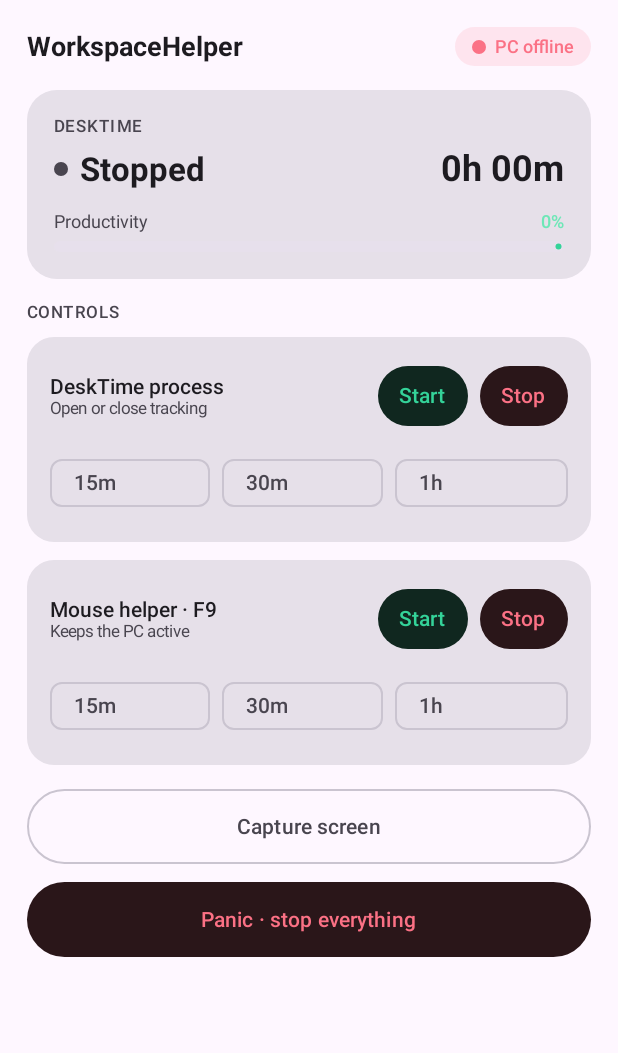
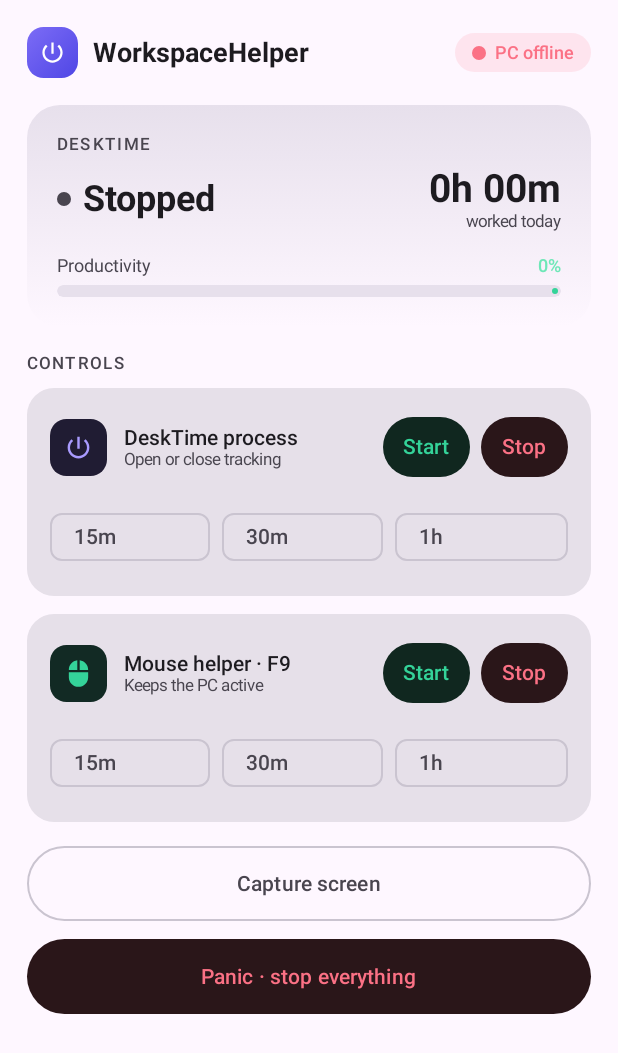
Before and after one commit to dioniciogarcia/tirsosiguemuerto, an Android app built with Jetpack Compose: the composable HomeScreen called with empty values, on a phone screen of 412 x 824 dp. Shown: the top 1053 px of the screen. Run offline under Robolectric (Android 15) with nearby library versions, the phone set to English and light mode, and no system bars.

Commit message:
Enhance native look: logo header, gradient hero cards, icon controls, last-seen, confirm-back toast
Co-Authored-By: Claude Opus 4.8 <noreply@anthropic.com>
Claude-Session: https://claude.ai/code/session_01VjuZHuEB7H1McAuaAt3Sh8

```diff
--- a/android-app/app/src/main/java/com/workspacehelper/app/MainActivity.kt
+++ b/android-app/app/src/main/java/com/workspacehelper/app/MainActivity.kt
@@ -23,10 +23,13 @@ import androidx.compose.runtime.*
 import androidx.compose.ui.Alignment
 import androidx.compose.ui.Modifier
 import androidx.compose.ui.draw.clip
+import androidx.compose.ui.graphics.Brush
 import androidx.compose.ui.graphics.Color
 import androidx.compose.ui.graphics.asImageBitmap
 import androidx.compose.ui.graphics.graphicsLayer
 import androidx.compose.ui.input.pointer.pointerInput
+import androidx.compose.ui.platform.LocalContext
+import androidx.compose.ui.graphics.vector.ImageVector
 import androidx.compose.ui.text.font.FontWeight
 import androidx.compose.ui.text.style.TextAlign
 import androidx.compose.ui.unit.dp
@@ -69,9 +72,15 @@ object Repo {
         } catch (e: Exception) { emptyList() }
     }
 
-    suspend fun send(type: String, args: String = "{}") = withContext(Dispatchers.IO) {
+    suspend fun send(type: String, args: String = "{}"): String? = withContext(Dispatchers.IO) {
         val body = """{"type":"$type","args":$args,"ts":${System.currentTimeMillis()}}"""
-        Net.post(fb("devices/${deviceId()}/commands"), body)
+        val r = Net.post(fb("devices/${deviceId()}/commands"), body) ?: return@withContext null
+        try { JSONObject(r).optString("name", null) } catch (e: Exception) { null }
+    }
+
+    suspend fun getAck(): JSONObject? = withContext(Dispatchers.IO) {
+        val r = Net.get(fb("devices/${deviceId()}/last_ack")) ?: return@withContext null
+        try { if (r == "null") null else JSONObject(r) } catch (e: Exception) { null }
     }
 }
 
@@ -108,11 +117,24 @@ fun AppRoot(dark: Boolean, onTheme: (Boolean) -> Unit) {
     var tab by remember { mutableStateOf(0) }
     var status by remember { mutableStateOf<JSONObject?>(null) }
     val scope = rememberCoroutineScope()
+    val ctx = LocalContext.current
 
     LaunchedEffect(Unit) {
         while (true) { status = Repo.getStatus(); delay(4000) }
     }
-    val cmd: (String, String) -> Unit = { type, args -> scope.launch { Repo.send(type, args) } }
+    fun toast(m: String) = android.widget.Toast.makeText(ctx, m, android.widget.Toast.LENGTH_SHORT).show()
+    val cmd: (String, String) -> Unit = { type, args ->
+        scope.launch {
+            toast("Sent")
+            val key = Repo.send(type, args)
+            if (key != null) {
+                repeat(6) {
+                    delay(1500)
+                    if (Repo.getAck()?.optString("key") == key) { toast("✓ Done"); return@launch }
+                }
+            }
+        }
+    }
 
     Scaffold(
         bottomBar = {
@@ -172,62 +194,75 @@ fun SetupScreen(onDone: () -> Unit) {
 // -------- Home --------
 @Composable
 fun HomeScreen(status: JSONObject?, cmd: (String, String) -> Unit) {
+    val ts = status?.optLong("ts") ?: 0L
     val online = status?.optBoolean("online") == true &&
-        (System.currentTimeMillis() / 1000.0 - (status?.optLong("ts") ?: 0) < 30)
+        (System.currentTimeMillis() / 1000.0 - ts < 30)
     val running = status?.optBoolean("desktime_running") == true
     val hours = status?.optJSONObject("hours")
     val total = hours?.optLong("desktimeTime") ?: 0
     val prod = hours?.optDouble("productivity") ?: 0.0
+    val muted = MaterialTheme.colorScheme.onSurfaceVariant
 
     Column(
         Modifier.fillMaxSize().verticalScroll(rememberScrollState()).padding(18.dp)
     ) {
         Row(Modifier.fillMaxWidth(), verticalAlignment = Alignment.CenterVertically) {
+            Box(
+                Modifier.size(34.dp).clip(RoundedCornerShape(11.dp))
+                    .background(Brush.linearGradient(listOf(Color(0xFF7C6CF6), Color(0xFF4F46E5)))),
+                contentAlignment = Alignment.Center
+            ) { Icon(Icons.Filled.PowerSettingsNew, null, tint = Color.White, modifier = Modifier.size(18.dp)) }
+            Spacer(Modifier.width(10.dp))
             Text("WorkspaceHelper", fontSize = 18.sp, fontWeight = FontWeight.Bold, modifier = Modifier.weight(1f))
             StatusChip(if (online) "PC online" else "PC offline", if (online) Green else Rose)
         }
-        Spacer(Modifier.height(16.dp))
+        Spacer(Modifier.height(18.dp))
 
-        // status card
-        Card(shape = RoundedCornerShape(20.dp)) {
-            Column(Modifier.padding(18.dp)) {
-                Text("DESKTIME", fontSize = 11.sp, letterSpacing = 1.sp,
-                    color = MaterialTheme.colorScheme.onSurfaceVariant, fontWeight = FontWeight.SemiBold)
+        // hero status card (gradient)
+        Column(
+            Modifier.fillMaxWidth().clip(RoundedCornerShape(22.dp))
+                .background(Brush.verticalGradient(listOf(
+                    MaterialTheme.colorScheme.surfaceVariant, MaterialTheme.colorScheme.surface)))
+                .padding(20.dp)
+        ) {
+            Text("DESKTIME", fontSize = 11.sp, letterSpacing = 1.5.sp, color = muted, fontWeight = FontWeight.SemiBold)
             Spacer(Modifier.height(8.dp))
             Row(verticalAlignment = Alignment.CenterVertically) {
-                    Dot(if (running) Green else MaterialTheme.colorScheme.onSurfaceVariant)
+                Dot(if (running) Green else muted)
                 Spacer(Modifier.width(8.dp))
-                    Text(if (running) "Running" else "Stopped", fontSize = 22.sp, fontWeight = FontWeight.Bold)
+                Text(if (running) "Running" else "Stopped", fontSize = 24.sp, fontWeight = FontWeight.Bold)
                 Spacer(Modifier.weight(1f))
-                    Text(hms(total), fontSize = 24.sp, fontWeight = FontWeight.Bold)
+                Column(horizontalAlignment = Alignment.End) {
+                    Text(hms(total), fontSize = 26.sp, fontWeight = FontWeight.Bold)
+                    Text("worked today", fontSize = 11.sp, color = muted)
                 }
-                Spacer(Modifier.height(14.dp))
+            }
+            Spacer(Modifier.height(16.dp))
             Row(Modifier.fillMaxWidth()) {
-                    Text("Productivity", fontSize = 12.sp, color = MaterialTheme.colorScheme.onSurfaceVariant,
-                        modifier = Modifier.weight(1f))
+                Text("Productivity", fontSize = 12.sp, color = muted, modifier = Modifier.weight(1f))
                 Text("${prod.toInt()}%", fontSize = 12.sp, color = GreenText, fontWeight = FontWeight.SemiBold)
             }
             Spacer(Modifier.height(6.dp))
             LinearProgressIndicator(
                 progress = { (prod / 100.0).toFloat().coerceIn(0f, 1f) },
-                    modifier = Modifier.fillMaxWidth().height(7.dp).clip(RoundedCornerShape(99.dp)),
+                modifier = Modifier.fillMaxWidth().height(8.dp).clip(RoundedCornerShape(99.dp)),
                 color = Green, trackColor = MaterialTheme.colorScheme.surfaceVariant
             )
         }
-        }
-        Spacer(Modifier.height(16.dp))
-        Text("CONTROLS", fontSize = 11.sp, letterSpacing = 1.sp,
-            color = MaterialTheme.colorScheme.onSurfaceVariant, fontWeight = FontWeight.SemiBold)
+        Spacer(Modifier.height(18.dp))
+        Text("CONTROLS", fontSize = 11.sp, letterSpacing = 1.5.sp, color = muted, fontWeight = FontWeight.SemiBold)
         Spacer(Modifier.height(10.dp))
 
         ControlCard(
             title = "DeskTime process", subtitle = "Open or close tracking",
+            icon = Icons.Filled.PowerSettingsNew, iconBg = Color(0xFF201C33), iconTint = Violet2,
             onStart = { cmd("desktime_start", "{}") }, onStop = { cmd("desktime_stop", "{}") },
             onTimer = { m -> cmd("desktime_timer", """{"minutes":$m,"direction":"open_then_close"}""") }
         )
         Spacer(Modifier.height(12.dp))
         ControlCard(
             title = "Mouse helper · F9", subtitle = "Keeps the PC active",
+            icon = Icons.Filled.Mouse, iconBg = Color(0xFF122A24), iconTint = Green,
             onStart = { cmd("mouse_start", """{"minutes":0}""") }, onStop = { cmd("mouse_stop", "{}") },
             onTimer = { m -> cmd("mouse_start", """{"minutes":$m}""") }
         )
@@ -240,30 +275,47 @@ fun HomeScreen(status: JSONObject?, cmd: (String, String) -> Unit) {
             colors = ButtonDefaults.buttonColors(containerColor = Color(0xFF2A1619), contentColor = Rose),
             modifier = Modifier.fillMaxWidth().height(50.dp)
         ) { Text("Panic · stop everything", fontWeight = FontWeight.SemiBold) }
+
+        if (ts > 0) {
+            val age = (System.currentTimeMillis() / 1000 - ts).coerceAtLeast(0)
+            Spacer(Modifier.height(16.dp))
+            Text(
+                "Updated " + (if (age < 60) "${age}s" else "${age / 60}m") + " ago",
+                fontSize = 11.sp, color = muted, modifier = Modifier.fillMaxWidth(), textAlign = TextAlign.Center
+            )
+        }
     }
 }
 
 @Composable
-fun ControlCard(title: String, subtitle: String, onStart: () -> Unit, onStop: () -> Unit, onTimer: (Int) -> Unit) {
+fun ControlCard(
+    title: String, subtitle: String, icon: ImageVector, iconBg: Color, iconTint: Color,
+    onStart: () -> Unit, onStop: () -> Unit, onTimer: (Int) -> Unit
+) {
     var sel by remember { mutableStateOf(-1) }
     Card(shape = RoundedCornerShape(18.dp)) {
         Column(Modifier.padding(15.dp)) {
             Row(verticalAlignment = Alignment.CenterVertically) {
+                Box(
+                    Modifier.size(38.dp).clip(RoundedCornerShape(11.dp)).background(iconBg),
+                    contentAlignment = Alignment.Center
+                ) { Icon(icon, null, tint = iconTint, modifier = Modifier.size(19.dp)) }
+                Spacer(Modifier.width(11.dp))
                 Column(Modifier.weight(1f)) {
                     Text(title, fontSize = 14.sp, fontWeight = FontWeight.SemiBold)
                     Text(subtitle, fontSize = 11.sp, color = MaterialTheme.colorScheme.onSurfaceVariant)
                 }
                 FilledTonalButton(onClick = onStart,
                     colors = ButtonDefaults.filledTonalButtonColors(containerColor = Color(0xFF10271F), contentColor = Green),
-                    contentPadding = PaddingValues(horizontal = 14.dp, vertical = 6.dp)
+                    contentPadding = PaddingValues(horizontal = 12.dp, vertical = 4.dp)
                 ) { Text("Start") }
-                Spacer(Modifier.width(8.dp))
+                Spacer(Modifier.width(7.dp))
                 FilledTonalButton(onClick = onStop,
                     colors = ButtonDefaults.filledTonalButtonColors(containerColor = Color(0xFF2A1619), contentColor = Rose),
-                    contentPadding = PaddingValues(horizontal = 14.dp, vertical = 6.dp)
+                    contentPadding = PaddingValues(horizontal = 12.dp, vertical = 4.dp)
                 ) { Text("Stop") }
             }
-            Spacer(Modifier.height(10.dp))
+            Spacer(Modifier.height(12.dp))
             Row {
                 listOf(15, 30, 60).forEachIndexed { i, m ->
                     FilterChip(selected = sel == i, onClick = { sel = i; onTimer(m) },
@@ -341,16 +393,20 @@ fun HoursScreen(status: JSONObject?) {
     Column(Modifier.fillMaxSize().verticalScroll(rememberScrollState()).padding(18.dp)) {
         Text("DeskTime hours", fontSize = 22.sp, fontWeight = FontWeight.Bold)
         Spacer(Modifier.height(14.dp))
-        Card(shape = RoundedCornerShape(20.dp)) {
-            Row(Modifier.padding(18.dp), verticalAlignment = Alignment.Bottom) {
+        Row(
+            Modifier.fillMaxWidth().clip(RoundedCornerShape(22.dp))
+                .background(Brush.verticalGradient(listOf(
+                    MaterialTheme.colorScheme.surfaceVariant, MaterialTheme.colorScheme.surface)))
+                .padding(18.dp),
+            verticalAlignment = Alignment.Bottom
+        ) {
             Column(Modifier.weight(1f)) {
                 Text("TIME WORKED", fontSize = 11.sp, color = MaterialTheme.colorScheme.onSurfaceVariant)
-                    Text(hms(h?.optLong("desktimeTime") ?: 0), fontSize = 34.sp, fontWeight = FontWeight.Bold)
+                Text(hms(h?.optLong("desktimeTime") ?: 0), fontSize = 36.sp, fontWeight = FontWeight.Bold)
             }
             Column(horizontalAlignment = Alignment.End) {
                 Text("Effectiveness", fontSize = 11.sp, color = MaterialTheme.colorScheme.onSurfaceVariant)
                 Text("${(h?.optDouble("efficiency") ?: 0.0).toInt()}%", fontSize = 20.sp, color = GreenText, fontWeight = FontWeight.Bold)
-                }
             }
         }
         Spacer(Modifier.height(14.dp))
```
Lines whose indentation alone changed are shown as unchanged.
